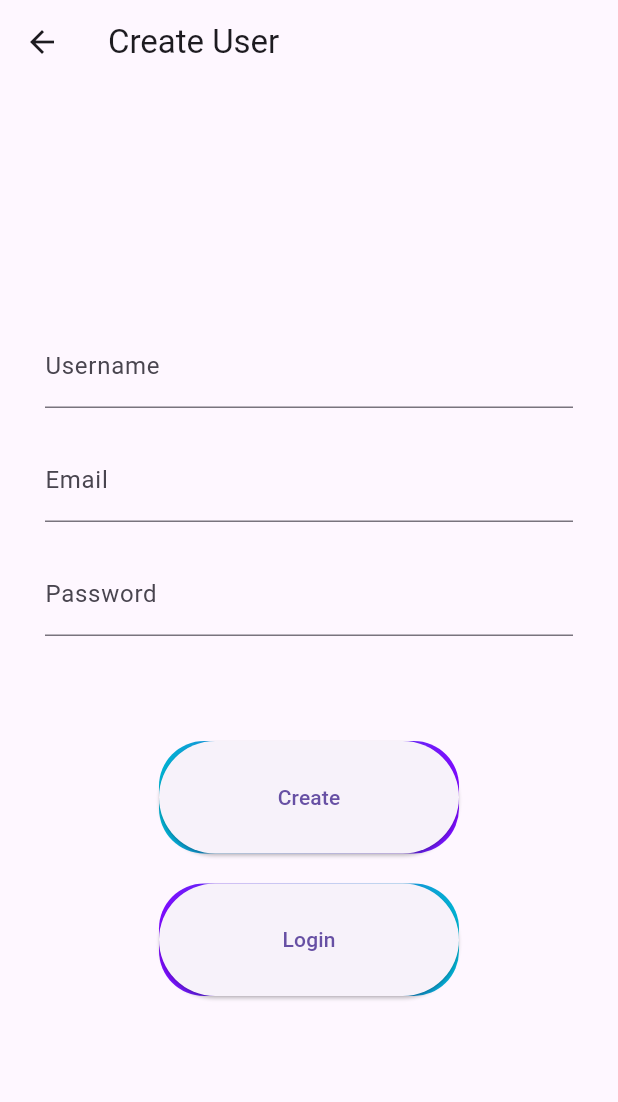
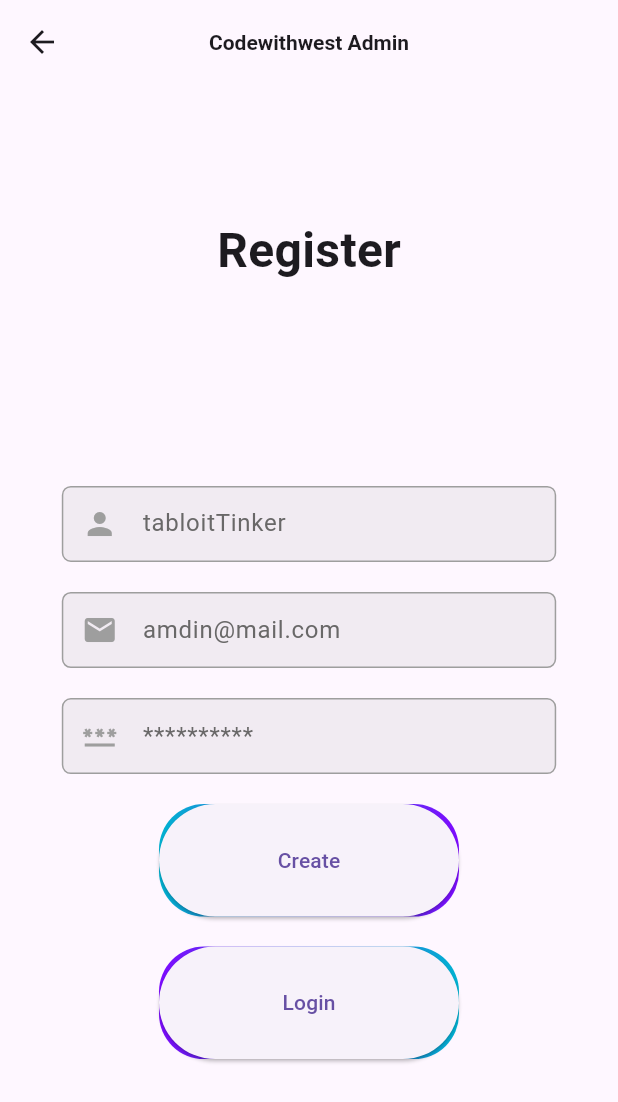
Before and after one commit to codewithwest/project_codewithwest-admin, a Flutter app: the LoginAdminUser screen opened by its route, after a tap on "Login", after a tap on "Register", on a phone screen of 412 x 824 dp. Shown: the top 1102 px of the screen. Run offline on Flutter 3.47's test engine with Material 3 defaults, Android fonts, the light colour scheme and no system bars; our stand-ins replace graphql_flutter; generated files the repository leaves out were written again.

Commit message:
Adding designs for landing, login and register pages

```diff
--- a/lib/src/auth/create_admin_user.dart
+++ b/lib/src/auth/create_admin_user.dart
@@ -1,4 +1,5 @@
 import 'package:codewithwest_admin/src/auth/login_admin_user.dart';
+import 'package:codewithwest_admin/src/components/auth_text_field.dart';
 import 'package:codewithwest_admin/src/helper/screen_breakpoints.dart';
 import 'package:flutter/material.dart';
 import 'package:graphql_flutter/graphql_flutter.dart';
@@ -14,9 +15,27 @@ class CreateAdminUser extends StatefulWidget {
 
 class _CreateAdminUserState extends State<CreateAdminUser> {
   final _formKey = GlobalKey<FormState>();
-  final _usernameController = TextEditingController();
-  final _emailController = TextEditingController();
-  final _passwordController = TextEditingController();
+  String _userName = '';
+  String _email = '';
+  String _password = '';
+
+  void updateUserName(String newValue) {
+    setState(() {
+      _userName = newValue;
+    });
+  }
+
+  void updateEmail(String newValue) {
+    setState(() {
+      _email = newValue;
+    });
+  }
+
+  void updatePassword(String newValue) {
+    setState(() {
+      _password = newValue;
+    });
+  }
 
   @override
   Widget build(BuildContext context) {
@@ -37,7 +56,31 @@ class _CreateAdminUserState extends State<CreateAdminUser> {
     ''';
     double screenWidth = MediaQuery.of(context).size.width;
     return Scaffold(
-      appBar: AppBar(title: const Text('Create User')),
+      appBar: AppBar(
+        centerTitle: true,
+        title: const Text('Codewithwest Admin',
+            style: TextStyle(fontSize: 14, fontWeight: FontWeight.bold)),
+        shadowColor: Color.fromARGB(3, 31, 91, 151),
+        shape: RoundedRectangleBorder(
+          borderRadius: BorderRadius.vertical(
+            bottom: Radius.circular(30),
+          ),
+        ),
+        bottom: PreferredSize(
+          preferredSize: Size.fromHeight(150),
+          child: Container(
+            alignment: Alignment.center,
+            padding: const EdgeInsets.all(16.0),
+            child: Text(
+              'Register',
+              style: TextStyle(
+                fontSize: 32,
+                fontWeight: FontWeight.bold,
+              ),
+            ),
+          ),
+        ),
+      ),
       body: Container(
         margin: EdgeInsets.symmetric(
             horizontal: screenWidth > ScreenBreakpoints.large
@@ -53,43 +96,24 @@ class _CreateAdminUserState extends State<CreateAdminUser> {
           mainAxisAlignment: MainAxisAlignment.center,
           crossAxisAlignment: CrossAxisAlignment.center,
           children: [
-            TextFormField(
-              controller: _usernameController,
-              decoration: const InputDecoration(
-                labelText: 'Username',
-              ),
-              validator: (value) {
-                if (value == null || value.isEmpty) {
-                  return 'Username';
-                }
-                return null;
-              },
+            AuthTextField(
+              onTextChanged: updateUserName,
+              hintText: "tabloitTinker",
+              icon: Icons.person,
+              validationText: "Username cannot be empty",
             ),
-            TextFormField(
-              controller: _emailController,
-              decoration: const InputDecoration(
-                labelText: 'Email',
-              ),
-              validator: (value) {
-                if (value == null || value.isEmpty) {
-                  return 'Email';
-                }
-                return null;
-              },
+            AuthTextField(
+              onTextChanged: updateEmail,
+              hintText: "amdin@mail.com",
+              icon: Icons.email,
+              validationText: "Email cannot be empty",
             ),
-            TextFormField(
-              controller: _passwordController,
-              decoration: const InputDecoration(
-                labelText: 'Password',
-              ),
-              validator: (value) {
-                if (value == null || value.isEmpty) {
-                  return 'Password';
-                }
-                return null;
-              },
+            AuthTextField(
+              onTextChanged: updatePassword,
+              hintText: "**********",
+              icon: Icons.password,
+              validationText: "Password cannot be empty",
             ),
-            SizedBox(height: 30),
             Mutation(
               options: MutationOptions(
                 // The options are here!
@@ -124,9 +148,9 @@ class _CreateAdminUserState extends State<CreateAdminUser> {
                           if (_formKey.currentState!.validate()) {
                             runMutation({
                               "input": {
-                                'username': _usernameController.text,
-                                'email': _emailController.text,
-                                'password': _passwordController.text,
+                                'username': _userName,
+                                'email': _email,
+                                'password': _password,
                               }
                             });
                           }
--- a/lib/src/auth/login_admin_user.dart
+++ b/lib/src/auth/login_admin_user.dart
@@ -1,9 +1,7 @@
+import 'package:codewithwest_admin/src/components/auth_text_field.dart';
 import 'package:codewithwest_admin/src/helper/screen_breakpoints.dart';
-
 import '/src/main/admin/admin_dashboard.dart';
-
 import '/src/auth/create_admin_user.dart';
-import '/src/main/admin/user/profile.dart';
 import 'package:flutter/material.dart';
 import 'package:graphql_flutter/graphql_flutter.dart';
 
@@ -17,9 +15,31 @@ class LoginAdminUser extends StatefulWidget {
 
 class _LoginAdminUserState extends State<LoginAdminUser> {
   final _formKey = GlobalKey<FormState>();
-  final _usernameController = TextEditingController();
-  final _emailController = TextEditingController();
-  final _passwordController = TextEditingController();
+
+  String _userName = '';
+  String _email = '';
+  String _password = '';
+
+  void updateUserName(String newValue) {
+    setState(() {
+      _userName = newValue;
+    });
+    print("Text from TextField: $_userName");
+  }
+
+  void updateEmail(String newValue) {
+    setState(() {
+      _email = newValue;
+    });
+    print("Text from TextField: $_email");
+  }
+
+  void updatePassword(String newValue) {
+    setState(() {
+      _password = newValue;
+    });
+    print("Text from TextField: $_password");
+  }
 
   @override
   Widget build(BuildContext context) {
@@ -40,7 +60,31 @@ class _LoginAdminUserState extends State<LoginAdminUser> {
     ''';
     double screenWidth = MediaQuery.of(context).size.width;
     return Scaffold(
-      appBar: AppBar(title: const Text('Login')),
+      appBar: AppBar(
+        centerTitle: true,
+        title: const Text('Codewithwest Admin',
+            style: TextStyle(fontSize: 14, fontWeight: FontWeight.bold)),
+        shadowColor: Color.fromARGB(3, 31, 91, 151),
+        shape: RoundedRectangleBorder(
+          borderRadius: BorderRadius.vertical(
+            bottom: Radius.circular(30),
+          ),
+        ),
+        bottom: PreferredSize(
+          preferredSize: Size.fromHeight(150),
+          child: Container(
+            alignment: Alignment.center,
+            padding: const EdgeInsets.all(16.0),
+            child: Text(
+              'Login',
+              style: TextStyle(
+                fontSize: 32,
+                fontWeight: FontWeight.bold,
+              ),
+            ),
+          ),
+        ),
+      ),
       body: Container(
         margin: EdgeInsets.symmetric(
             horizontal: screenWidth > ScreenBreakpoints.large
@@ -57,41 +101,23 @@ class _LoginAdminUserState extends State<LoginAdminUser> {
             crossAxisAlignment: CrossAxisAlignment.center,
             mainAxisAlignment: MainAxisAlignment.center,
             children: [
-              TextFormField(
-                controller: _usernameController,
-                decoration: const InputDecoration(
-                  labelText: 'Username',
-                ),
-                validator: (value) {
-                  if (value == null || value.isEmpty) {
-                    return 'Username';
-                  }
-                  return null;
-                },
+              AuthTextField(
+                onTextChanged: updateUserName,
+                hintText: "tabloitTinker",
+                icon: Icons.person,
+                validationText: "Username cannot be empty",
               ),
-              TextFormField(
-                controller: _emailController,
-                decoration: const InputDecoration(
-                  labelText: 'Email',
-                ),
-                validator: (value) {
-                  if (value == null || value.isEmpty) {
-                    return 'Email';
-                  }
-                  return null;
-                },
+              AuthTextField(
+                onTextChanged: updateEmail,
+                hintText: "amdin@mail.com",
+                icon: Icons.email,
+                validationText: "Email cannot be empty",
               ),
-              TextFormField(
-                controller: _passwordController,
-                decoration: const InputDecoration(
-                  labelText: 'Password',
-                ),
-                validator: (value) {
-                  if (value == null || value.isEmpty) {
-                    return 'Password';
-                  }
-                  return null;
-                },
+              AuthTextField(
+                onTextChanged: updatePassword,
+                hintText: "**********",
+                icon: Icons.password,
+                validationText: "Password cannot be empty",
               ),
               Mutation(
                 options: MutationOptions(
@@ -129,9 +155,9 @@ class _LoginAdminUserState extends State<LoginAdminUser> {
                             if (_formKey.currentState!.validate()) {
                               runMutation({
                                 "input": {
-                                  'username': _usernameController.text,
-                                  'email': _emailController.text,
-                                  'password': _passwordController.text,
+                                  'username': _userName,
+                                  'email': _email,
+                                  'password': _password,
                                 }
                               });
                             }
--- /dev/null
+++ b/lib/src/components/auth_text_field.dart
@@ -0,0 +1,63 @@
+import 'package:flutter/material.dart';
+
+class AuthTextField extends StatelessWidget {
+  final Function(String) onTextChanged;
+  final String hintText;
+  final IconData icon;
+  final String validationText;
+
+  const AuthTextField({
+    super.key,
+    required this.onTextChanged,
+    required this.hintText,
+    required this.icon,
+    required this.validationText,
+  });
+
+  @override
+  Widget build(BuildContext context) {
+    double screenWidth = MediaQuery.of(context).size.width;
+
+    return Container(
+      width: screenWidth * 0.8,
+      // height: height * 0.07,
+      padding: EdgeInsets.all(screenWidth * 0.03),
+      decoration: BoxDecoration(
+          borderRadius: BorderRadius.circular(6),
+          color: const Color.fromARGB(14, 24, 23, 23),
+          border: Border.all(color: Colors.grey)),
+      child: Center(
+        child: Row(
+          children: <Widget>[
+            Icon(
+              icon,
+              color: Colors.grey,
+            ),
+            SizedBox(
+              width: screenWidth * 0.04,
+            ),
+            Expanded(
+              child: TextFormField(
+                onChanged: (text) {
+                  onTextChanged(text);
+                },
+                decoration: InputDecoration.collapsed(
+                  hintText: hintText,
+                  hintStyle: TextStyle(
+                    color: const Color.fromARGB(255, 105, 104, 104),
+                  ),
+                ),
+                validator: (value) {
+                  if (value == null || value.isEmpty) {
+                    return validationText;
+                  }
+                  return null;
+                },
+              ),
+            ),
+          ],
+        ),
+      ),
+    );
+  }
+}
--- a/lib/src/landing_page.dart
+++ b/lib/src/landing_page.dart
@@ -12,15 +12,14 @@ class LandingPage extends StatefulWidget {
 }
 
 class _LandingPageState extends State<LandingPage> {
-  final _formKey = GlobalKey<FormState>();
-  final _usernameController = TextEditingController();
-  final _emailController = TextEditingController();
-  final _passwordController = TextEditingController();
-
   @override
   Widget build(BuildContext context) {
     return Scaffold(
-      appBar: AppBar(title: const Text('Create User')),
+      appBar: AppBar(
+        centerTitle: true,
+        title: const Text('Codewithwest Admin',
+            style: TextStyle(fontSize: 24, fontWeight: FontWeight.bold)),
+      ),
       body: Center(
         child: Column(
           spacing: 20,
@@ -33,7 +32,7 @@ class _LandingPageState extends State<LandingPage> {
               decoration: BoxDecoration(
                   borderRadius: BorderRadius.circular(30),
                   gradient: const LinearGradient(colors: [
-                    Color.fromARGB(255, 125, 10, 255),
+                    Color.fromARGB(255, 85, 1, 124),
                     Color.fromARGB(255, 0, 178, 209),
                   ])),
               child: ElevatedButton(
```
